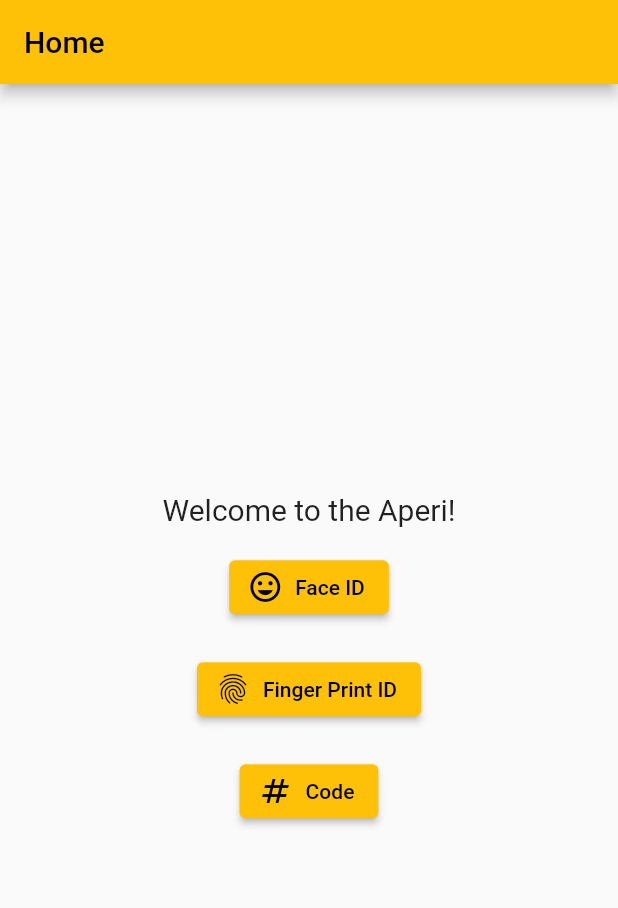
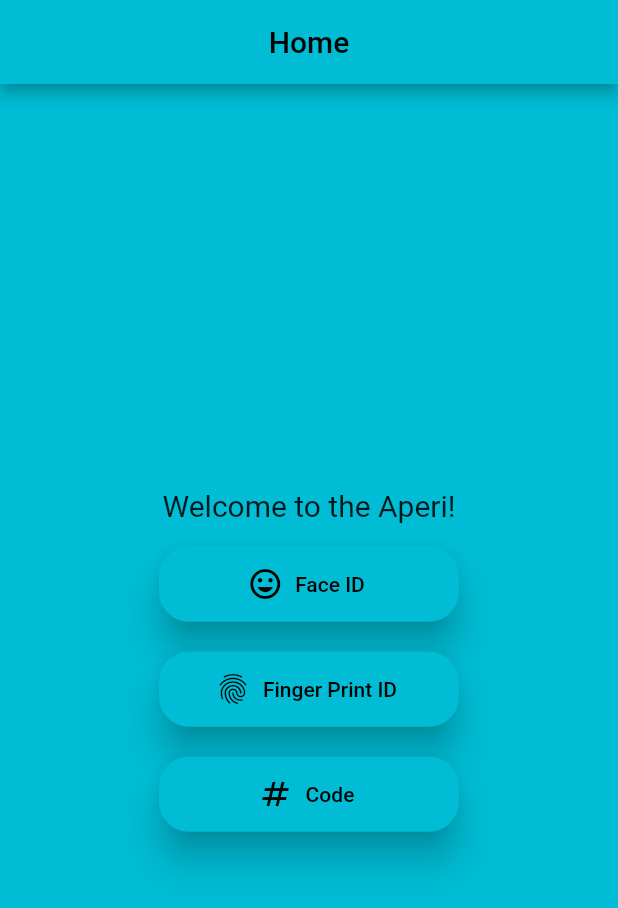
Before and after one commit to sara-nur/Aperi-frontend, a Flutter app: the screen it shows after launch, on a phone screen of 412 x 824 dp. Shown: the top 908 px of the screen. Run offline on Flutter 3.47's test engine with Material 2 defaults, Android fonts, the phone set to English and light mode, and no system bars.

Commit message:
change home page

```diff
--- a/aperi/lib/main.dart
+++ b/aperi/lib/main.dart
@@ -1,6 +1,5 @@
 import 'package:flutter/material.dart';
 import 'package:aperi/screens/home_page.dart';
-//import 'package:http/http.dart' as http;
 
 void main() {
   runApp(const MyApp());
@@ -13,7 +12,7 @@ class MyApp extends StatelessWidget {
   Widget build(BuildContext context) {
     return MaterialApp(
       title: 'Aperi',
-      theme: ThemeData(primarySwatch: Colors.amber),
+      theme: ThemeData(primarySwatch: Colors.cyan),
       home: const HomeScreen(),
     );
   }
--- a/aperi/lib/screens/home_page.dart
+++ b/aperi/lib/screens/home_page.dart
@@ -1,3 +1,5 @@
+import 'dart:math';
+
 import 'package:flutter/material.dart';
 import 'package:aperi/screens/face_id_screen.dart';
 import 'package:aperi/screens/fingerprint_id_screen.dart';
@@ -8,19 +10,38 @@ class HomeScreen extends StatelessWidget {
 
   @override
   Widget build(BuildContext context) {
-    IconData? icon;
     return Scaffold(
-      appBar: AppBar(title: const Text('Home')),
+      backgroundColor: Theme.of(context).colorScheme.secondary,
+      appBar: AppBar(
+        title: const Text(
+          'Home',
+          style: TextStyle(
+            fontSize: 20,
+          ),
+        ),
+        centerTitle: true,
+        //elevation: 0.0,
+        backgroundColor: Theme.of(context).colorScheme.primary,
+      ),
       body: Center(
         child: Column(
           mainAxisAlignment: MainAxisAlignment.center,
           children: [
             const Text(
               'Welcome to the Aperi!',
-              style: TextStyle(fontSize: 20),
+              style: TextStyle(
+                fontSize: 20,
+              ),
             ),
             const SizedBox(height: 16),
             ElevatedButton.icon(
+              style: ElevatedButton.styleFrom(
+                elevation: 10,
+                shape: RoundedRectangleBorder(
+                  borderRadius: BorderRadius.circular(20),
+                ),
+                fixedSize: const Size(200, 50),
+              ),
               onPressed: () {
                 Navigator.push(
                   context,
@@ -30,10 +51,15 @@ class HomeScreen extends StatelessWidget {
               icon: const Icon(Icons.tag_faces_sharp),
               label: const Text('Face ID'),
             ),
-            const SizedBox(
-              height: 20,
+            const SizedBox(height: 20),
+            ElevatedButton.icon(
+                style: ElevatedButton.styleFrom(
+                  elevation: 10,
+                  shape: RoundedRectangleBorder(
+                    borderRadius: BorderRadius.circular(20),
                   ),
-            ElevatedButton.icon(
+                  fixedSize: const Size(200, 50),
+                ),
                 onPressed: () {
                   Navigator.push(
                     context,
@@ -43,18 +69,24 @@ class HomeScreen extends StatelessWidget {
                 },
                 icon: const Icon(Icons.fingerprint),
                 label: (const Text('Finger Print ID'))),
-            const SizedBox(
-              height: 20,
+            const SizedBox(height: 20),
+            ElevatedButton.icon(
+              style: ElevatedButton.styleFrom(
+                elevation: 10,
+                shape: RoundedRectangleBorder(
+                  borderRadius: BorderRadius.circular(20),
                 ),
-            ElevatedButton.icon(
+                fixedSize: const Size(200, 50),
+              ),
               onPressed: () {
                 Navigator.push(
                   context,
                   MaterialPageRoute(builder: (context) => const CodeID()),
                 );
               },
-                icon: Icon(Icons.numbers),
-                label: const Text('Code')),
+              icon: const Icon(Icons.numbers),
+              label: const Text('Code'),
+            ),
           ],
         ),
       ),
--- a/aperi/pubspec.yaml
+++ b/aperi/pubspec.yaml
@@ -28,7 +28,6 @@ environment:
 # the latest version available on pub.dev. To see which dependencies have newer
 # versions available, run `flutter pub outdated`.
 dependencies:
-  http: ^0.13.3
   flutter:
     sdk: flutter
 
--- a/aperi_frontend/lib/main.dart
+++ /dev/null
@@ -1,111 +0,0 @@
-import 'package:flutter/material.dart';
-
-Color primaryColor = const Color.fromRGBO(0, 5, 61, 148);
-
-MaterialColor customSwatch = MaterialColor(primaryColor.value, {
-  50: primaryColor.withOpacity(0.1),
-  100: primaryColor.withOpacity(0.2),
-  200: primaryColor.withOpacity(0.3),
-  300: primaryColor.withOpacity(0.4),
-  400: primaryColor.withOpacity(0.5),
-  500: primaryColor.withOpacity(0.6),
-  600: primaryColor.withOpacity(0.7),
-  700: primaryColor.withOpacity(0.8),
-  800: primaryColor.withOpacity(0.9),
-  900: primaryColor.withOpacity(1),
-});
-
-void main() {
-  runApp(const MyApp());
-}
-
-class MyApp extends StatelessWidget {
-  const MyApp({super.key});
-
-  // This widget is the root of your application.
-  @override
-  Widget build(BuildContext context) {
-    return MaterialApp(
-      title: 'Flutter Demo',
-      theme: ThemeData(
-        primarySwatch: customSwatch,
-      ),
-      home: const MyHomePage(title: 'Flutter Demo Home Page'),
-    );
-  }
-}
-
-class MyHomePage extends StatefulWidget {
-  const MyHomePage({super.key, required this.title});
-  final String title;
-
-  @override
-  State<MyHomePage> createState() => _MyHomePageState();
-}
-
-class _MyHomePageState extends State<MyHomePage> {
-  int _counter = 0;
-
-  void _incrementCounter() {
-    setState(() {
-      // This call to setState tells the Flutter framework that something has
-      // changed in this State, which causes it to rerun the build method below
-      // so that the display can reflect the updated values. If we changed
-      // _counter without calling setState(), then the build method would not be
-      // called again, and so nothing would appear to happen.
-      _counter++;
-    });
-  }
-
-  @override
-  Widget build(BuildContext context) {
-    // This method is rerun every time setState is called, for instance as done
-    // by the _incrementCounter method above.
-    //
-    // The Flutter framework has been optimized to make rerunning build methods
-    // fast, so that you can just rebuild anything that needs updating rather
-    // than having to individually change instances of widgets.
-    return Scaffold(
-      appBar: AppBar(
-        // Here we take the value from the MyHomePage object that was created by
-        // the App.build method, and use it to set our appbar title.
-        title: Text(widget.title),
-      ),
-      body: Center(
-        // Center is a layout widget. It takes a single child and positions it
-        // in the middle of the parent.
-        child: Column(
-          // Column is also a layout widget. It takes a list of children and
-          // arranges them vertically. By default, it sizes itself to fit its
-          // children horizontally, and tries to be as tall as its parent.
-          //
-          // Invoke "debug painting" (press "p" in the console, choose the
-          // "Toggle Debug Paint" action from the Flutter Inspector in Android
-          // Studio, or the "Toggle Debug Paint" command in Visual Studio Code)
-          // to see the wireframe for each widget.
-          //
-          // Column has various properties to control how it sizes itself and
-          // how it positions its children. Here we use mainAxisAlignment to
-          // center the children vertically; the main axis here is the vertical
-          // axis because Columns are vertical (the cross axis would be
-          // horizontal).
-          mainAxisAlignment: MainAxisAlignment.center,
-          children: <Widget>[
-            const Text(
-              'You have pushed the button this many times:',
-            ),
-            Text(
-              '$_counter',
-              style: Theme.of(context).textTheme.headlineMedium,
-            ),
-          ],
-        ),
-      ),
-      floatingActionButton: FloatingActionButton(
-        onPressed: _incrementCounter,
-        tooltip: 'Increment',
-        child: const Icon(Icons.add),
-      ),
-    );
-  }
-}
```
Also changed, not shown: aperi_frontend/images/Aperi_logo.png (deleted), 2 other files. Lines whose indentation alone changed are shown as unchanged.
